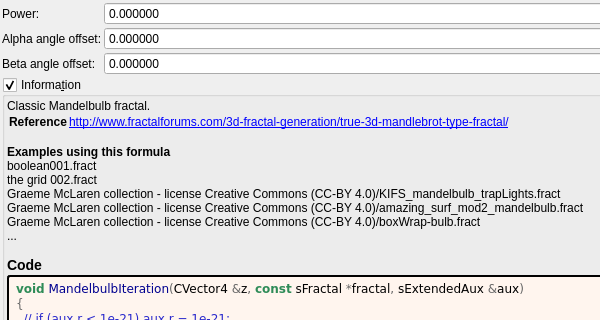
The window that mandelbulber2/formula/ui/mandelbulb.ui (buddhi1980/mandelbulber2) describes before a commit, drawn with Qt 5; both pictures show x 0 to 600 and y 0 to 320 of the 745 by 545 pixel window.
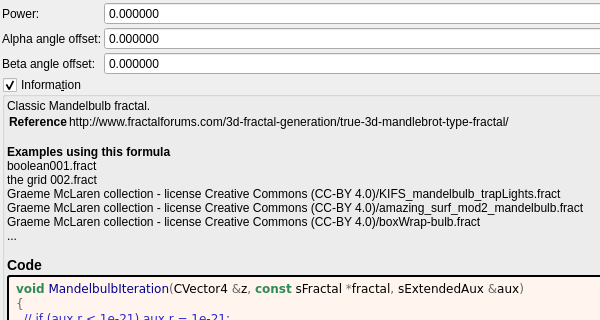
The same window after the commit. Custom widgets are drawn as their Qt base class.

Commit message:
docs: show fractalforums.com formula references as text
fractalforums.com is only partly online; fractalforums.org keeps a read-only
copy and the active forum. The formula information boxes now show
fractalforums.com references (and the wrapped lines that continue them) as
plain text. The links that remain are closed with </a>, which the generator
never wrote. The formula/ui files are regenerated with
tools/populate_ui_information.py.

```diff
--- a/mandelbulber2/formula/ui/mandelbulb.ui
+++ b/mandelbulber2/formula/ui/mandelbulb.ui
@@ -172,7 +172,7 @@
        <widget class="QLabel" name="label_information_general">
         <property name="text">
          <string notr="true">&lt;p&gt;Classic Mandelbulb fractal.&lt;/p&gt;&lt;table&gt;
-&lt;tr&gt;&lt;th&gt;Reference&lt;/th&gt;&lt;td&gt;&lt;a href=&quot;http://www.fractalforums.com/3d-fractal-generation/true-3d-mandlebrot-type-fractal/&quot;&gt;http://www.fractalforums.com/3d-fractal-generation/true-3d-mandlebrot-type-fractal/&lt;br&gt;
+&lt;tr&gt;&lt;th&gt;Reference&lt;/th&gt;&lt;td&gt;http://www.fractalforums.com/3d-fractal-generation/true-3d-mandlebrot-type-fractal/&lt;br&gt;
 &lt;/td&gt;&lt;/tr&gt;
 &lt;/table&gt;
 &lt;br&gt;&lt;b&gt;Examples using this formula&lt;/b&gt;&lt;br&gt;boolean001.fract&lt;br&gt;the grid 002.fract&lt;br&gt;Graeme McLaren  collection - license Creative Commons  (CC-BY 4.0)/KIFS_mandelbulb_trapLights.fract&lt;br&gt;Graeme McLaren  collection - license Creative Commons  (CC-BY 4.0)/amazing_surf_mod2_mandelbulb.fract&lt;br&gt;Graeme McLaren  collection - license Creative Commons  (CC-BY 4.0)/boxWrap-bulb.fract&lt;br&gt;...&lt;h3&gt;Code&lt;/h3&gt;</string>
```
The commit also changes 202 other files.
